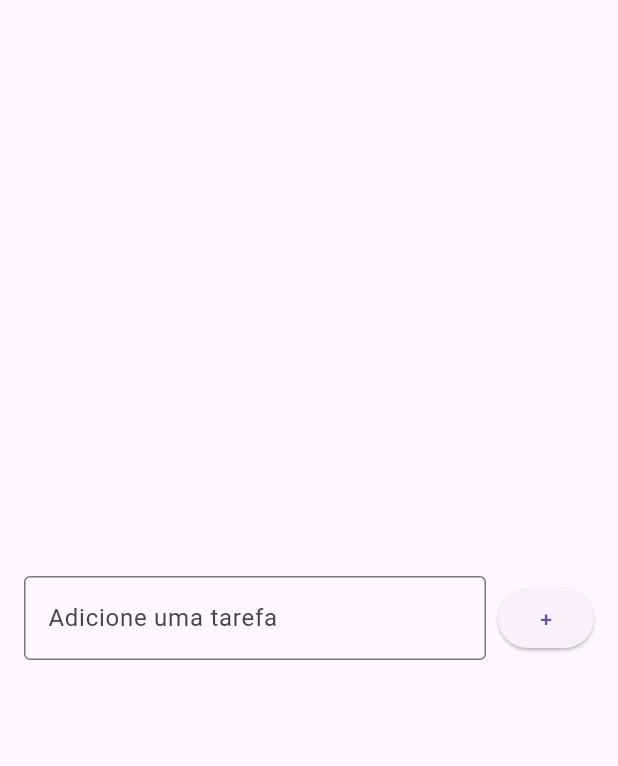
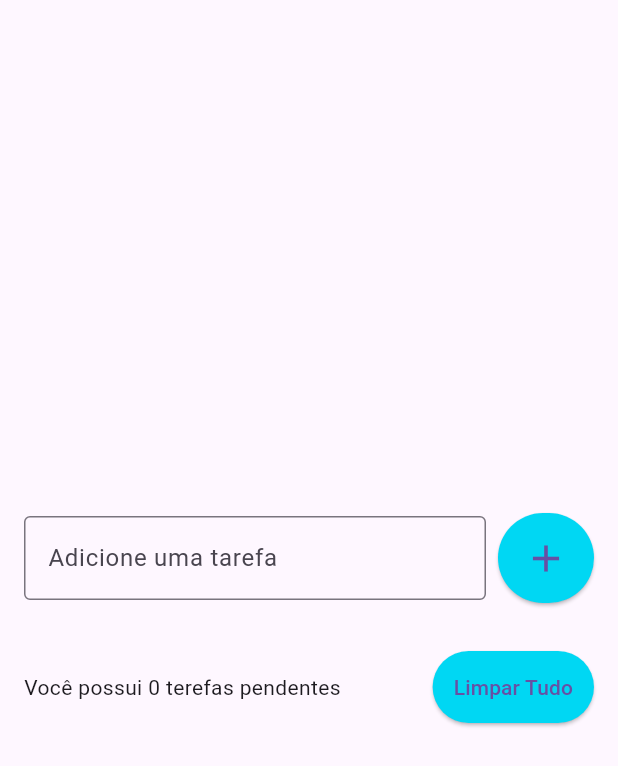
Before and after one commit to GabrielRCFonseca/Lista-De-Tarefas, a Flutter app: the screen it shows after launch, on a phone screen of 412 x 824 dp. Shown: the top 766 px of the screen. Run offline on Flutter 3.47's test engine with Material 3 defaults, Android fonts, the phone set to English and light mode, and no system bars; our stand-ins replace flutter_slidable.

Commit message:
Adicionado todo.dart, todo_list_item.dart.
Criado lógica para adicionar as tarefas, respeitando o ratio da tela de maneira fluida.

Adicionado data/hora atuais nas tarefas.

```diff
--- a/lib/main.dart
+++ b/lib/main.dart
@@ -13,6 +13,7 @@ class MyApp extends StatelessWidget {
   @override
   Widget build(BuildContext context) {
     return MaterialApp(
+      debugShowCheckedModeBanner: false,
       home: TodoListPage(),
     );
   }
--- /dev/null
+++ b/lib/models/todo.dart
@@ -0,0 +1,7 @@
+class Todo{
+
+  Todo({required this.title, required this.date});
+
+  String title;
+  DateTime date;
+}
--- a/lib/pages/todo_list_page.dart
+++ b/lib/pages/todo_list_page.dart
@@ -1,20 +1,34 @@
 import 'package:flutter/material.dart';
+import 'package:lista_de_tarefas/models/todo.dart';
+import 'package:lista_de_tarefas/widgets/todo_list_item.dart';
 
-class TodoListPage extends StatelessWidget {
+class TodoListPage extends StatefulWidget {
   TodoListPage({super.key});
 
-  final TextEditingController emailController = TextEditingController();
+  @override
+  State<TodoListPage> createState() => _TodoListPageState();
+}
+
+class _TodoListPageState extends State<TodoListPage> {
+  final TextEditingController todoController = TextEditingController();
+
+  List<Todo> todos = [];
 
   @override
   Widget build(BuildContext context) {
-    return Scaffold(
+    return SafeArea(
+      child: Scaffold(
         body: Center(
           child: Padding(
-          padding: const EdgeInsets.symmetric(horizontal: 16),
-          child: Row(
+            padding: const EdgeInsets.all(16),
+            child: Column(
+              mainAxisSize: MainAxisSize.min,
+              children: [
+                Row(
                   children: [
                     Expanded(
                       child: TextField(
+                        controller: todoController,
                         decoration: InputDecoration(
                           border: OutlineInputBorder(),
                           labelText: 'Adicione uma tarefa',
@@ -23,9 +37,56 @@ class TodoListPage extends StatelessWidget {
                       ),
                     ),
                     SizedBox(width: 8),
-              ElevatedButton(onPressed: () {},
-                  child: Text('+'))
+                    ElevatedButton(onPressed: () {
+                      String text = todoController.text;
+                      setState(() {
+                        Todo newTodo = Todo(
+                          title: text,
+                          date: DateTime.now()
+                        );
+                        todos.add(newTodo);
+                      });
+                      todoController.clear();
+                    },
+                        style: ElevatedButton.styleFrom(
+                            backgroundColor: Color(0xff00d7f3),
+                            padding: EdgeInsets.all(15)
+                        ),
+                        child: Icon(
+                          Icons.add,
+                          size: 30,
+                        ))
                   ],
+                ),
+                SizedBox(height: 16),
+                Flexible(
+                  child: ListView(
+                    shrinkWrap: true,
+                    children: [
+                      for(Todo todo in todos)
+                        TodoListItem(
+                          todo: todo,
+                        ),
+                    ],
+                  ),
+                ),
+                SizedBox(height: 16),
+                Row(
+                  children: [
+                    Expanded
+                      (child: Text('Você possui ${todos.length} terefas pendentes')),
+                    ElevatedButton(
+                      onPressed: () {},
+                      style: ElevatedButton.styleFrom(
+                        backgroundColor: Color(0xff00d7f3),
+                        padding: EdgeInsets.all(14),
+                      ),
+                      child: Text('Limpar Tudo'),
+                    ),
+                  ],
+                )
+              ],
+            ),
           ),
         ),
       ),
--- a/pubspec.yaml
+++ b/pubspec.yaml
@@ -35,6 +35,8 @@ dependencies:
   # The following adds the Cupertino Icons font to your application.
   # Use with the CupertinoIcons class for iOS style icons.
   cupertino_icons: ^1.0.2
+  intl:
+  flutter_slidable: ^3.0.1
 
 dev_dependencies:
   flutter_test:
```
Also changed, not shown: lib/widgets/todo_list_item.dart (added, +46 -0 lines), pubspec.lock. Lines whose indentation alone changed are shown as unchanged.
